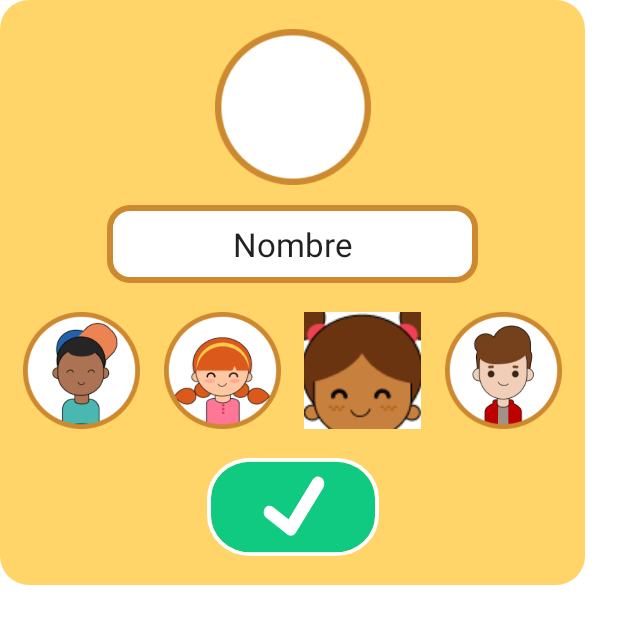
After one commit to jimmy-jossue/Aprendiendo_a_contar_movil, an Android app: the layout dialog_login.xml on its own in the app's theme, with its tools: preview values and no code run, on a phone screen of 412 x 824 dp. The commit adds this screen. Shown: the top 624 px of the screen. Run offline under Robolectric (Android 15) with nearby library versions, the phone set to English and light mode, and no system bars.

Commit message:
diseño de dialog_login.xml

```diff
--- a/app/build.gradle
+++ b/app/build.gradle
@@ -31,11 +31,10 @@ android {
 }
 
 dependencies {
-
-    def nav_version = "2.3.2"
+    def nav_version = "2.3.3"
 
     implementation 'androidx.appcompat:appcompat:1.2.0'
-    implementation 'com.google.android.material:material:1.2.1'
+    implementation 'com.google.android.material:material:1.3.0'
     implementation 'androidx.constraintlayout:constraintlayout:2.0.4'
     implementation 'androidx.legacy:legacy-support-v4:1.0.0'
     testImplementation 'junit:junit:4.13.1'
@@ -48,4 +47,5 @@ dependencies {
     implementation 'com.intuit.sdp:sdp-android:1.0.6'
     //unit of measure ssp
     implementation 'com.intuit.ssp:ssp-android:1.0.6'
+
 }
--- /dev/null
+++ b/app/src/main/res/drawable/bg_dialog.xml
@@ -0,0 +1,9 @@
+<?xml version="1.0" encoding="utf-8"?>
+<selector xmlns:android="http://schemas.android.com/apk/res/android">
+    <item>
+        <shape android:shape="rectangle">
+            <solid android:color="@color/yellow" />
+            <corners android:radius="@dimen/_15sdp" />
+        </shape>
+    </item>
+</selector>
--- /dev/null
+++ b/app/src/main/res/drawable/bg_edit_text.xml
@@ -0,0 +1,10 @@
+<?xml version="1.0" encoding="utf-8"?>
+<selector xmlns:android="http://schemas.android.com/apk/res/android">
+    <item>
+        <shape android:shape="rectangle">
+            <solid android:color="@color/white" />
+            <stroke android:width="@dimen/_3sdp" android:color="@color/orange_opaque" />
+            <corners android:radius="@dimen/_10sdp" />
+        </shape>
+    </item>
+</selector>
--- a/app/src/main/res/drawable/ic_btn_list.xml
+++ b/app/src/main/res/drawable/ic_btn_list.xml
@@ -1,6 +1,6 @@
 <vector xmlns:android="http://schemas.android.com/apk/res/android"
-    android:width="88dp"
-    android:height="53dp"
+    android:width="90dp"
+    android:height="50dp"
     android:viewportWidth="88"
     android:viewportHeight="53">
   <path
--- /dev/null
+++ b/app/src/main/res/layout/dialog_login.xml
@@ -0,0 +1,87 @@
+<?xml version="1.0" encoding="utf-8"?>
+<androidx.constraintlayout.widget.ConstraintLayout xmlns:android="http://schemas.android.com/apk/res/android"
+    xmlns:app="http://schemas.android.com/apk/res-auto"
+    android:layout_width="@dimen/_300sdp"
+    android:layout_height="@dimen/_300sdp"
+    android:background="@drawable/bg_dialog">
+
+    <ImageView
+        android:id="@+id/img_perfil_elegida"
+        android:layout_width="@dimen/_80sdp"
+        android:layout_height="@dimen/_80sdp"
+        android:layout_marginTop="@dimen/_15sdp"
+        android:src="@drawable/ic_perfil_vacio"
+        app:layout_constraintBottom_toTopOf="@+id/et_nom_usuario"
+        app:layout_constraintEnd_toEndOf="parent"
+        app:layout_constraintStart_toStartOf="parent"
+        app:layout_constraintTop_toTopOf="parent" />
+
+    <EditText
+        android:id="@+id/et_nom_usuario"
+        android:layout_width="match_parent"
+        android:layout_height="@dimen/_40sdp"
+        android:layout_marginHorizontal="@dimen/_55sdp"
+        android:layout_marginTop="@dimen/_10sdp"
+        android:inputType="text"
+        android:background="@drawable/bg_edit_text"
+        android:gravity="center"
+        android:paddingHorizontal="@dimen/_15sdp"
+        android:singleLine="true"
+        android:text="Nombre"
+        android:textSize="@dimen/_17ssp"
+        app:layout_constraintEnd_toEndOf="parent"
+        app:layout_constraintStart_toStartOf="parent"
+        app:layout_constraintTop_toBottomOf="@id/img_perfil_elegida" />
+
+    <ImageButton
+        android:id="@+id/btn_perfil_one"
+        android:layout_width="@dimen/_60sdp"
+        android:layout_height="@dimen/_60sdp"
+        android:background="@drawable/ic_perfil_one"
+        app:layout_constraintBottom_toBottomOf="@+id/btn_perfil_two"
+        app:layout_constraintEnd_toStartOf="@id/btn_perfil_two"
+        app:layout_constraintStart_toStartOf="parent"
+        app:layout_constraintTop_toTopOf="@+id/btn_perfil_two" />
+
+    <ImageButton
+        android:id="@+id/btn_perfil_two"
+        android:layout_width="@dimen/_60sdp"
+        android:layout_height="@dimen/_60sdp"
+        android:background="@drawable/ic_perfil_two"
+        app:layout_constraintBottom_toTopOf="@+id/btn_list"
+        app:layout_constraintEnd_toStartOf="@id/btn_perfil_three"
+        app:layout_constraintStart_toEndOf="@+id/btn_perfil_one"
+        app:layout_constraintTop_toBottomOf="@+id/et_nom_usuario" />
+
+    <ImageButton
+        android:id="@+id/btn_perfil_three"
+        android:layout_width="@dimen/_60sdp"
+        android:layout_height="@dimen/_60sdp"
+        android:src="@drawable/ic_perfil_three"
+        app:layout_constraintBottom_toTopOf="@+id/btn_list"
+        app:layout_constraintEnd_toStartOf="@+id/btn_perfil_four"
+        app:layout_constraintStart_toEndOf="@+id/btn_perfil_two"
+        app:layout_constraintTop_toBottomOf="@+id/et_nom_usuario" />
+
+    <ImageButton
+        android:id="@+id/btn_perfil_four"
+        android:layout_width="@dimen/_60sdp"
+        android:layout_height="@dimen/_60sdp"
+        android:background="@drawable/ic_perfil_four"
+        app:layout_constraintBottom_toBottomOf="@+id/btn_perfil_three"
+        app:layout_constraintEnd_toEndOf="parent"
+        app:layout_constraintStart_toEndOf="@id/btn_perfil_three"
+        app:layout_constraintTop_toTopOf="@+id/btn_perfil_three" />
+
+    <ImageButton
+        android:id="@+id/btn_list"
+        android:layout_width="@dimen/_88sdp"
+        android:layout_height="@dimen/_50sdp"
+        android:layout_marginBottom="@dimen/_15sdp"
+        android:background="@drawable/ic_btn_list"
+        app:layout_constraintBottom_toBottomOf="parent"
+        app:layout_constraintEnd_toEndOf="parent"
+        app:layout_constraintStart_toStartOf="parent" />
+    <!--        app:layout_constraintTop_toBottomOf="parent"/>-->
+
+</androidx.constraintlayout.widget.ConstraintLayout>
--- a/app/src/main/res/navigation/nav_graph.xml
+++ b/app/src/main/res/navigation/nav_graph.xml
@@ -43,6 +43,7 @@
             app:destination="@id/ordenaFragment"
             app:popUpToInclusive="true" />
     </fragment>
+
     <fragment
         android:id="@+id/conoceFragment"
         android:name="com.janus.aprendiendoacontar.juego.ConoceFragment"
@@ -54,12 +55,15 @@
             app:popUpToInclusive="true" />
         <action
             android:id="@+id/action_conoceFragment_self"
-            app:destination="@id/conoceFragment" />
+            app:destination="@id/conoceFragment"
+            app:popUpTo="@id/menuFragment"
+            app:popUpToInclusive="true" />
         <argument
             android:name="numero"
             app:argType="integer"
             android:defaultValue="1" />
     </fragment>
+
     <fragment
         android:id="@+id/cuantosFragment"
         android:name="com.janus.aprendiendoacontar.juego.CuantosFragment"
```
Also changed, not shown: app/src/main/java/com/janus/aprendiendoacontar/juego/ConoceFragment.java (+18 -24 lines), app/src/main/java/com/janus/aprendiendoacontar/menu/InicioFragment.java (+5 -15 lines), app/src/main/res/layout/ly_login.xml (deleted, +0 -93 lines), app/src/main/res/drawable-v24/ic_perfil_four.png (added), app/src/main/res/drawable-v24/ic_perfil_one.png (added), app/src/main/res/drawable-v24/ic_perfil_three.png (added), app/src/main/res/drawable-v24/ic_perfil_two.png (added), app/src/main/res/drawable-v24/ic_perfil_vacio.png (added), app/src/main/res/drawable-v24/perfil_four.png (deleted), app/src/main/res/drawable-v24/perfil_one.png (deleted), app/src/main/res/drawable-v24/perfil_three.png (deleted), app/src/main/res/drawable-v24/perfil_two.png (deleted).
